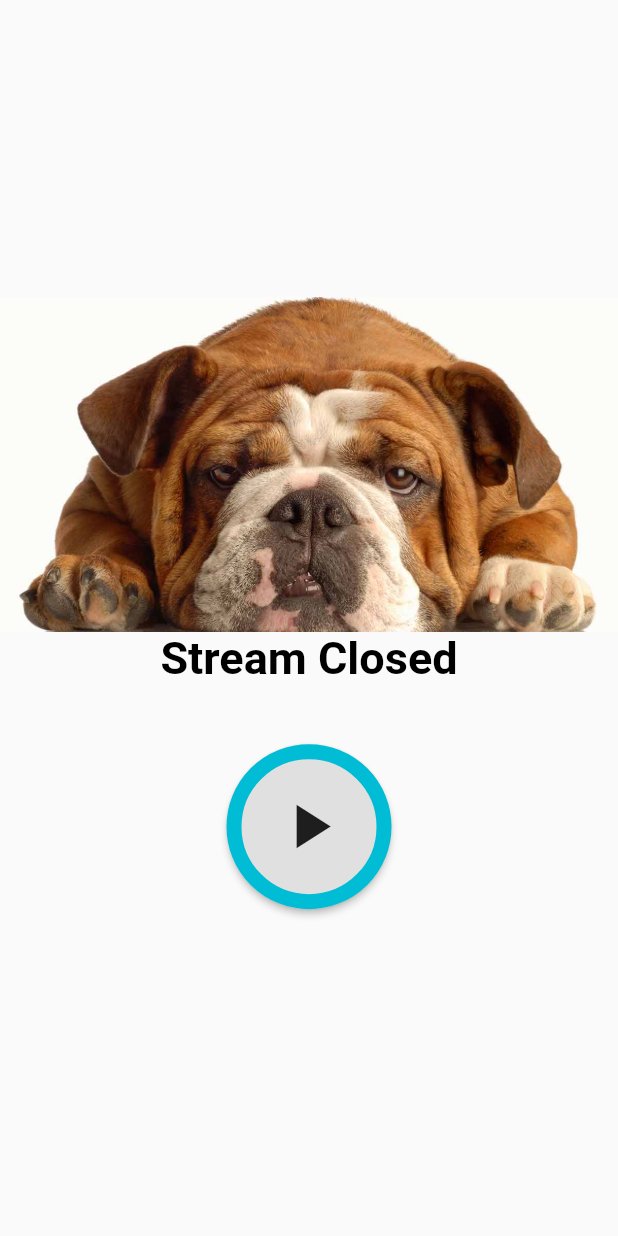
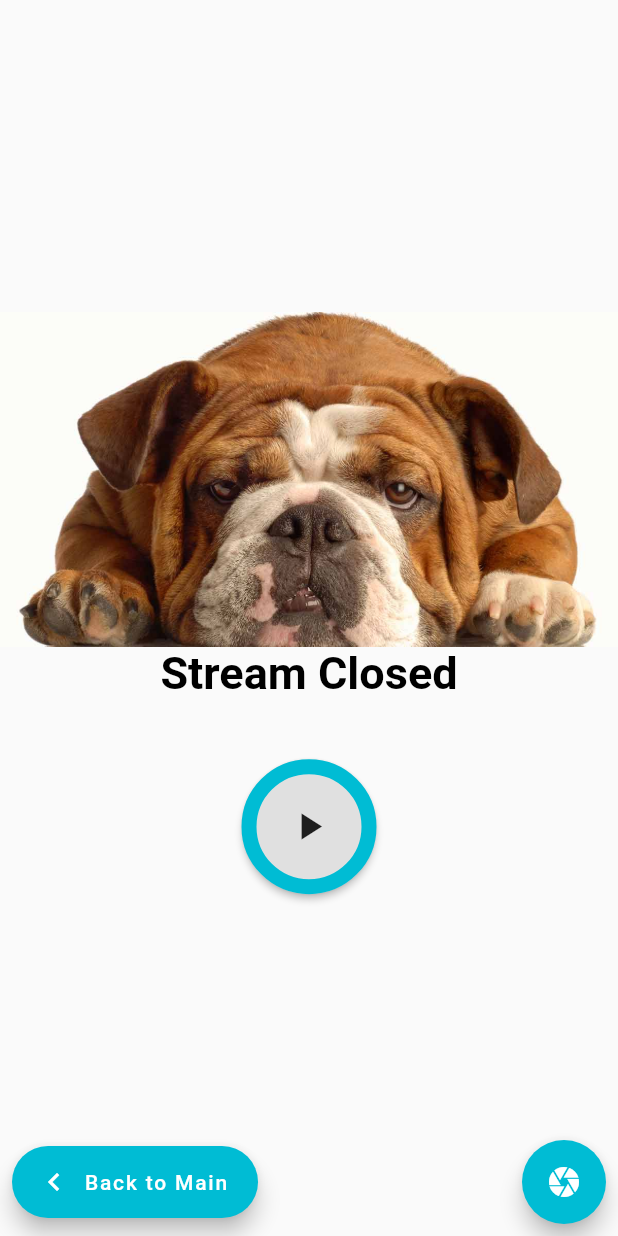
Before and after one commit to jonyataco/Toto-CEN5035, a Flutter app: the MyHomePage2 screen opened directly, on a phone screen of 412 x 824 dp. Run offline on Flutter 3.47's test engine with Material 2 defaults, Android fonts, the phone set to English and light mode, and no system bars; our stand-ins replace dynamic_theme, firebase_auth, firebase_database, firebase_storage, flutter_datetime_picker, google_sign_in and 2 more; missing offline and left inert: flutter_auth_buttons, flutter_vlc_player, loading; accounts and stored records are empty.

Commit message:
Updated video page, need to figure out firebase storage part

```diff
--- a/lib/Tabs/VideoChatScreen/VideochatScreen.dart
+++ b/lib/Tabs/VideoChatScreen/VideochatScreen.dart
@@ -1,6 +1,8 @@
+import 'dart:typed_data';
 import 'package:flutter/material.dart';
 import 'package:flutter_vlc_player/vlc_player.dart';
 import 'package:flutter_vlc_player/vlc_player_controller.dart';
+
 
 void main() => runApp(VideoScreen());
 
@@ -30,6 +32,7 @@ class MyHomePage2 extends StatefulWidget {
 
 class _MyHomePageState extends State<MyHomePage2> {
   String _streamUrl;
+  Uint8List image;
   VlcPlayerController _vlcViewController;
   @override
   void initState() {
@@ -45,6 +48,13 @@ class _MyHomePageState extends State<MyHomePage2> {
       } else {
         _streamUrl = 'http://192.168.0.15:8081';
       }
+    });
+  }
+
+  void _createCameraImage() async {
+    Uint8List file = await _vlcViewController.makeSnapshot();
+    setState(() {
+      image = file;
     });
   }
 
@@ -87,18 +97,6 @@ class _MyHomePageState extends State<MyHomePage2> {
             Column(
               mainAxisAlignment: MainAxisAlignment.spaceEvenly,
               children: <Widget>[
-                            /* RaisedButton(
-                                  onPressed: (){},
-                                  child: Text('Hello Flutter Master',
-                                  style: TextStyle(
-                                    fontSize: 32.0,
-                                    fontWeight: FontWeight.bold,
-                                    fontStyle: FontStyle.italic,
-                                    textBaseline: TextBaseline.alphabetic
-                                ),),
-
-                            ), */
-
                 Padding(
                   //padding: EdgeInsets.all(10.0),
                   padding: EdgeInsets.only(top: 10.0),
@@ -106,7 +104,6 @@ class _MyHomePageState extends State<MyHomePage2> {
                     'assets/test1.jpg',
                   ),
                 ),
-
                 Padding(
                   //padding: EdgeInsets.all(1.0),
                   padding: EdgeInsets.only(bottom: 10.0),
@@ -173,14 +170,14 @@ class _MyHomePageState extends State<MyHomePage2> {
               child: Padding(
                 padding: const EdgeInsets.all(30.0),
                 child: RaisedButton(
-                onPressed:
-                   _incrementCounter,
+                    onPressed: _incrementCounter,
                     child: Icon(
-                   _streamUrl == null ? Icons.play_arrow : Icons.pause, size: 50,),
+                      _streamUrl == null ? Icons.play_arrow : Icons.pause,
+                      size: 30,),
                     //textspam: Text("Play"),
                     padding: EdgeInsets.all(30),
-                shape: CircleBorder(side: BorderSide(color: Colors.cyan, width: 10),)
-              ),
+                    shape: CircleBorder(
+                      side: BorderSide(color: Colors.cyan, width: 10),)),
               ),
 
             ),
@@ -200,11 +197,36 @@ class _MyHomePageState extends State<MyHomePage2> {
           ],
         ),
       ),
+        floatingActionButtonLocation: FloatingActionButtonLocation.centerDocked,
+        floatingActionButton: Padding(
+          padding: const EdgeInsets.all(8.0),
+          child: Row(
+            mainAxisAlignment: MainAxisAlignment.spaceBetween,
+            children: <Widget>[
+              FloatingActionButton.extended(
+                onPressed: () {Navigator.pop(context);},
+                icon: Icon(Icons.navigate_before),
+                label: Text('Back to Main'),
+                heroTag: 0,
+                backgroundColor: Colors.cyan,
+
+              ),
+              FloatingActionButton(
+                onPressed: () {_createCameraImage();},
+                child: Icon(Icons.camera),
+                heroTag: 1,
+                backgroundColor: Colors.cyan,
+              )
+            ],
+          ),
+        )
       /*  floatingActionButton: FloatingActionButton(
         onPressed: _incrementCounter,
         tooltip: 'Increment',
         child: Icon(_streamUrl == null ? Icons.play_arrow : Icons.pause),
       ), */ // This trailing comma makes auto-formatting nicer for build methods.
     );
+
+
   }
 }
--- a/pubspec.yaml
+++ b/pubspec.yaml
@@ -35,6 +35,7 @@ dependencies:
   package_info: ^0.4.0+3
   dynamic_theme: ^1.0.0
   flutter_datetime_picker: ^1.2.8
+  loading: ^1.0.2
 
   # The following adds the Cupertino Icons font to your application.
   # Use with the CupertinoIcons class for iOS style icons.
```
Also changed, not shown: lib/Tabs/VideoChatScreen/Widgets/firebase_photo_storage.dart (+9 -8 lines), lib/Tabs/VideoChatScreen/Widgets/loading_ind.dart (added, +16 -0 lines), pubspec.lock. Lines whose indentation alone changed are shown as unchanged.
